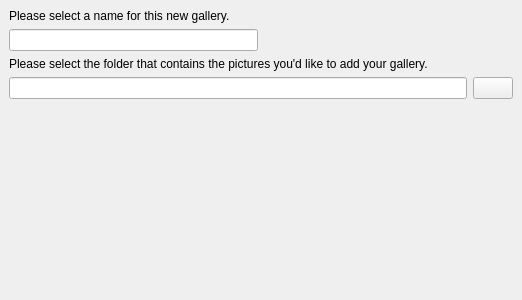
The window that trunk/src/widgets/newselectionpage.ui (BackupTheBerlios/galerist-svn) describes before a commit, drawn with Qt 5.
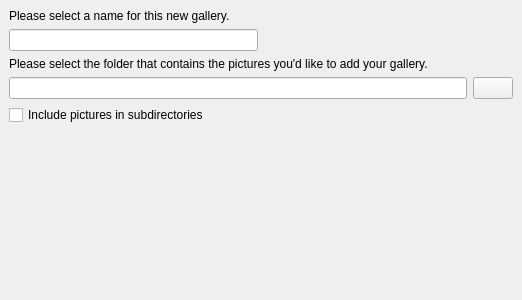
The same window after the commit. Icons and pictures are not drawn. Custom widgets are drawn as their Qt base class.

Patch:
```diff
--- a/trunk/src/widgets/newselectionpage.ui
+++ b/trunk/src/widgets/newselectionpage.ui
@@ -19,16 +19,6 @@
    <property name="spacing" >
     <number>6</number>
    </property>
-   <item row="2" column="0" colspan="2" >
-    <widget class="QLabel" name="label_2" >
-     <property name="text" >
-      <string>Please select the folder that contains the pictures you'd like to add your gallery.</string>
-     </property>
-     <property name="buddy" >
-      <cstring>imagesEdit</cstring>
-     </property>
-    </widget>
-   </item>
    <item row="3" column="0" colspan="2" >
     <layout class="QHBoxLayout" >
      <property name="margin" >
@@ -52,18 +42,25 @@
      </item>
     </layout>
    </item>
-   <item row="5" column="1" >
-    <spacer>
-     <property name="orientation" >
-      <enum>Qt::Vertical</enum>
+   <item row="2" column="0" colspan="2" >
+    <widget class="QLabel" name="label_2" >
+     <property name="text" >
+      <string>Please select the folder that contains the pictures you'd like to add your gallery.</string>
      </property>
-     <property name="sizeHint" >
-      <size>
-       <width>20</width>
-       <height>40</height>
-      </size>
+     <property name="buddy" >
+      <cstring>imagesEdit</cstring>
      </property>
-    </spacer>
+    </widget>
+   </item>
+   <item row="5" column="0" colspan="2" >
+    <widget class="QLabel" name="messageLabel" >
+     <property name="text" >
+      <string/>
+     </property>
+    </widget>
+   </item>
+   <item row="1" column="0" >
+    <widget class="GWidgets::LineEdit" name="nameEdit" />
    </item>
    <item row="1" column="1" >
     <spacer>
@@ -88,15 +85,25 @@
      </property>
     </widget>
    </item>
-   <item row="4" column="0" colspan="2" >
-    <widget class="QLabel" name="messageLabel" >
+   <item row="4" column="0" >
+    <widget class="QCheckBox" name="recursiveBox" >
      <property name="text" >
-      <string/>
+      <string>Include pictures in subdirectories</string>
      </property>
     </widget>
    </item>
-   <item row="1" column="0" >
-    <widget class="GWidgets::LineEdit" name="nameEdit" />
+   <item row="6" column="0" colspan="2" >
+    <spacer>
+     <property name="orientation" >
+      <enum>Qt::Vertical</enum>
+     </property>
+     <property name="sizeHint" >
+      <size>
+       <width>20</width>
+       <height>40</height>
+      </size>
+     </property>
+    </spacer>
    </item>
   </layout>
  </widget>
```
